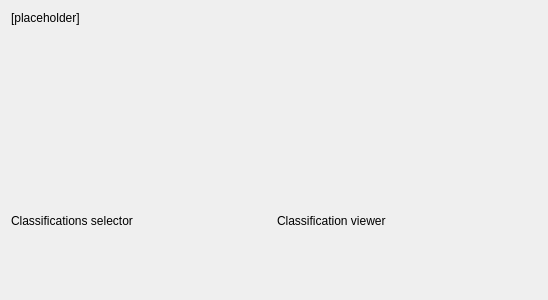
inasafe/inasafe, file safe/gui/ui/wizard/step_kw33_multi_classifications.ui: the form before one commit.
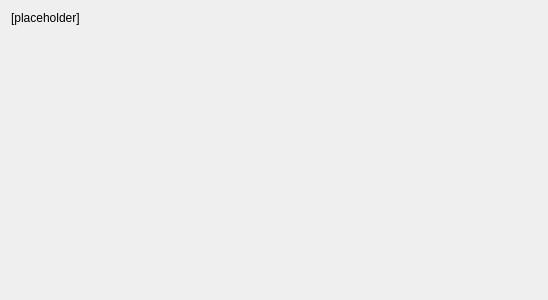
The form after the commit.

Commit message: Add clear layout helper.

```diff
--- a/safe/gui/ui/wizard/step_kw33_multi_classifications.ui
+++ b/safe/gui/ui/wizard/step_kw33_multi_classifications.ui
@@ -36,27 +36,33 @@
    <item>
     <layout class="QGridLayout" name="gridLayout_15">
      <item row="0" column="0">
-      <widget class="QLabel" name="label_7">
-       <property name="styleSheet">
-        <string notr="true">font: 11pt &quot;Ubuntu&quot;;</string>
-       </property>
-       <property name="text">
-        <string>Classifications selector</string>
-       </property>
-      </widget>
+      <layout class="QVBoxLayout" name="left_layout"/>
+     </item>
+     <item row="0" column="2">
+      <layout class="QVBoxLayout" name="right_layout"/>
      </item>
      <item row="0" column="1">
-      <widget class="QLabel" name="label_8">
-       <property name="styleSheet">
-        <string notr="true">font: 11pt &quot;Ubuntu&quot;;</string>
-       </property>
-       <property name="text">
-        <string>Classification viewer</string>
+      <widget class="Line" name="line">
+       <property name="orientation">
+        <enum>Qt::Vertical</enum>
        </property>
       </widget>
      </item>
     </layout>
    </item>
+   <item>
+    <spacer name="verticalSpacer">
+     <property name="orientation">
+      <enum>Qt::Vertical</enum>
+     </property>
+     <property name="sizeHint" stdset="0">
+      <size>
+       <width>20</width>
+       <height>40</height>
+      </size>
+     </property>
+    </spacer>
+   </item>
   </layout>
  </widget>
  <resources/>
```
The commit also changes 4 other files.
